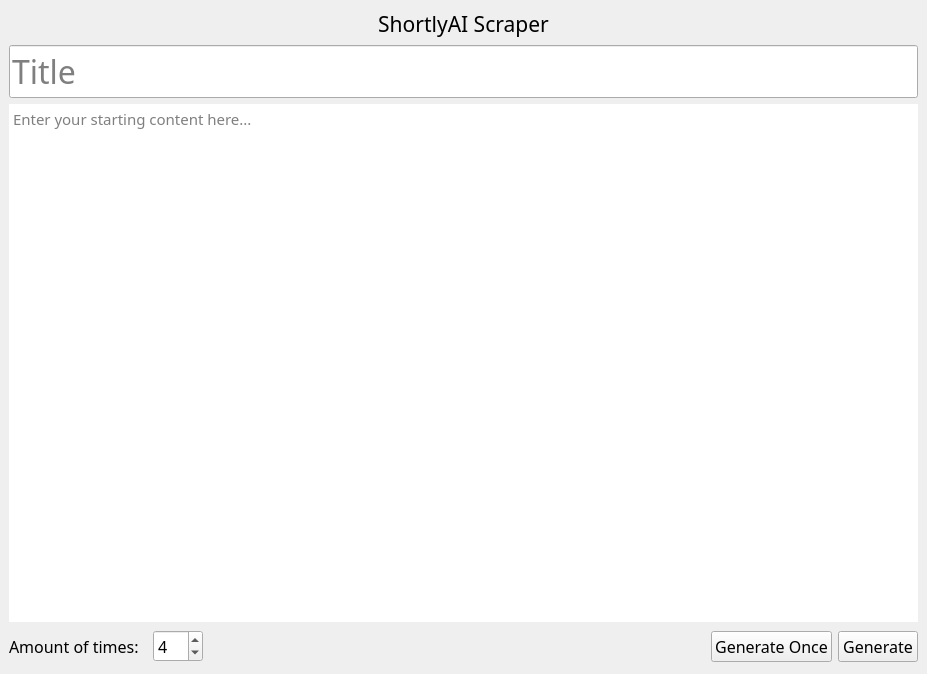
Qt form design.ui (daijro/EssayGen) before a commit.
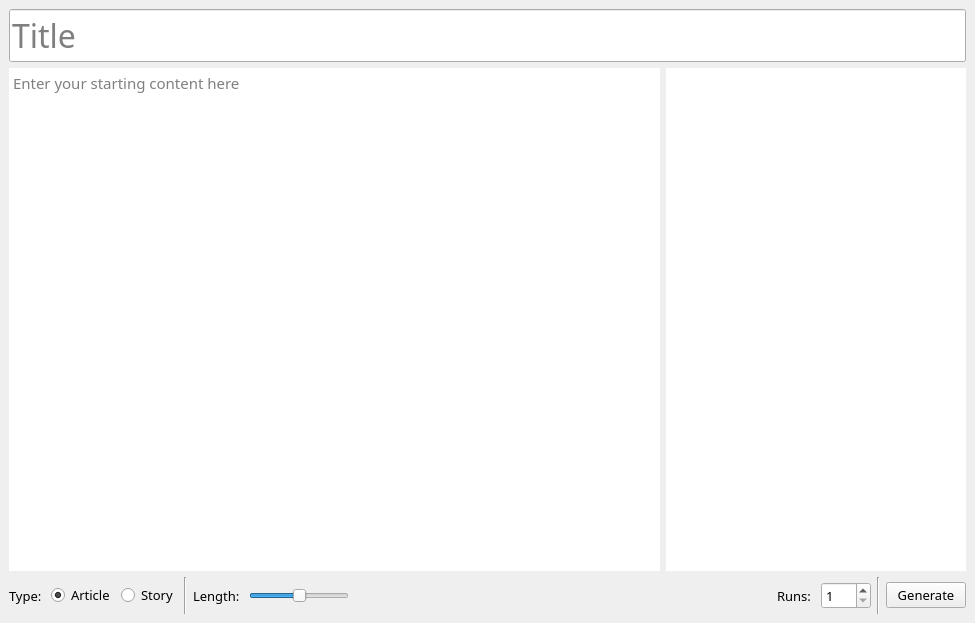
The same form after that commit.

Patch:
```diff
--- a/design.ui
+++ b/design.ui
@@ -6,14 +6,14 @@
    <rect>
     <x>0</x>
     <y>0</y>
-    <width>927</width>
-    <height>674</height>
+    <width>975</width>
+    <height>623</height>
    </rect>
   </property>
   <property name="font">
    <font>
     <family>Poppins</family>
-    <pointsize>12</pointsize>
+    <pointsize>10</pointsize>
    </font>
   </property>
   <property name="windowTitle">
@@ -51,23 +51,7 @@
        <property name="bottomMargin">
         <number>0</number>
        </property>
-       <item row="3" column="0">
-        <widget class="QPlainTextEdit" name="plainTextEdit">
-         <property name="font">
-          <font>
-           <family>Poppins</family>
-           <pointsize>11</pointsize>
-          </font>
-         </property>
-         <property name="frameShape">
-          <enum>QFrame::NoFrame</enum>
-         </property>
-         <property name="placeholderText">
-          <string>Enter your starting content here...</string>
-         </property>
-        </widget>
-       </item>
-       <item row="1" column="0">
+       <item row="0" column="0" colspan="3">
         <widget class="QLineEdit" name="lineEdit">
          <property name="font">
           <font>
@@ -83,7 +67,7 @@
          </property>
         </widget>
        </item>
-       <item row="4" column="0">
+       <item row="3" column="0" colspan="3">
         <widget class="QStackedWidget" name="stackedWidget">
          <property name="maximumSize">
           <size>
@@ -108,6 +92,82 @@
            <property name="bottomMargin">
             <number>0</number>
            </property>
+           <item>
+            <widget class="QLabel" name="label_5">
+             <property name="text">
+              <string>Type: </string>
+             </property>
+            </widget>
+           </item>
+           <item>
+            <widget class="QRadioButton" name="radioButton">
+             <property name="toolTip">
+              <string>Select this if you are writing an article, a blog or anything else non-fiction.</string>
+             </property>
+             <property name="text">
+              <string>Article</string>
+             </property>
+             <property name="checked">
+              <bool>true</bool>
+             </property>
+            </widget>
+           </item>
+           <item>
+            <widget class="QRadioButton" name="radioButton_2">
+             <property name="toolTip">
+              <string>Select this if you are writing a story or any other creative piece.</string>
+             </property>
+             <property name="text">
+              <string>Story</string>
+             </property>
+            </widget>
+           </item>
+           <item>
+            <widget class="Line" name="line">
+             <property name="orientation">
+              <enum>Qt::Vertical</enum>
+             </property>
+            </widget>
+           </item>
+           <item>
+            <widget class="QLabel" name="label_4">
+             <property name="text">
+              <string>Length: </string>
+             </property>
+            </widget>
+           </item>
+           <item>
+            <widget class="QSlider" name="horizontalSlider">
+             <property name="maximumSize">
+              <size>
+               <width>100</width>
+               <height>16777215</height>
+              </size>
+             </property>
+             <property name="maximum">
+              <number>2</number>
+             </property>
+             <property name="value">
+              <number>1</number>
+             </property>
+             <property name="orientation">
+              <enum>Qt::Horizontal</enum>
+             </property>
+            </widget>
+           </item>
+           <item>
+            <spacer name="horizontalSpacer">
+             <property name="orientation">
+              <enum>Qt::Horizontal</enum>
+             </property>
+             <property name="sizeHint" stdset="0">
+              <size>
+               <width>40</width>
+               <height>20</height>
+              </size>
+             </property>
+            </spacer>
+           </item>
            <item>
             <widget class="QLabel" name="label">
              <property name="maximumSize">
@@ -117,7 +177,7 @@
               </size>
              </property>
              <property name="text">
-              <string>Amount of times:  </string>
+              <string>Runs: </string>
              </property>
             </widget>
            </item>
@@ -136,27 +196,14 @@
               <number>100</number>
              </property>
              <property name="value">
-              <number>4</number>
+              <number>1</number>
              </property>
             </widget>
            </item>
            <item>
-            <spacer name="horizontalSpacer">
+            <widget class="Line" name="line_2">
              <property name="orientation">
-              <enum>Qt::Horizontal</enum>
-             </property>
-             <property name="sizeHint" stdset="0">
-              <size>
-               <width>40</width>
-               <height>20</height>
-              </size>
-             </property>
-            </spacer>
-           </item>
-           <item>
-            <widget class="QPushButton" name="pushButton_2">
-             <property name="text">
-              <string>Generate Once</string>
+              <enum>Qt::Vertical</enum>
              </property>
             </widget>
            </item>
@@ -194,19 +241,41 @@
          </widget>
         </widget>
        </item>
-       <item row="0" column="0">
-        <widget class="QLabel" name="label_3">
+       <item row="1" column="2">
+        <widget class="QPlainTextEdit" name="plainTextEdit_2">
+         <property name="maximumSize">
+          <size>
+           <width>300</width>
+           <height>16777215</height>
+          </size>
+         </property>
          <property name="font">
           <font>
            <family>Poppins</family>
-           <pointsize>16</pointsize>
+           <pointsize>11</pointsize>
           </font>
          </property>
-         <property name="text">
-          <string>ShortlyAI Scraper</string>
+         <property name="frameShape">
+          <enum>QFrame::NoFrame</enum>
          </property>
-         <property name="alignment">
-          <set>Qt::AlignCenter</set>
+         <property name="backgroundVisible">
+          <bool>false</bool>
+         </property>
+        </widget>
+       </item>
+       <item row="1" column="0" colspan="2">
+        <widget class="QPlainTextEdit" name="plainTextEdit">
+         <property name="font">
+          <font>
+           <family>Poppins</family>
+           <pointsize>11</pointsize>
+          </font>
+         </property>
+         <property name="frameShape">
+          <enum>QFrame::NoFrame</enum>
+         </property>
+         <property name="placeholderText">
+          <string>Enter your starting content here</string>
          </property>
         </widget>
        </item>
```
Left out of the diff: 2 changed lines with no effect on the pictures.
